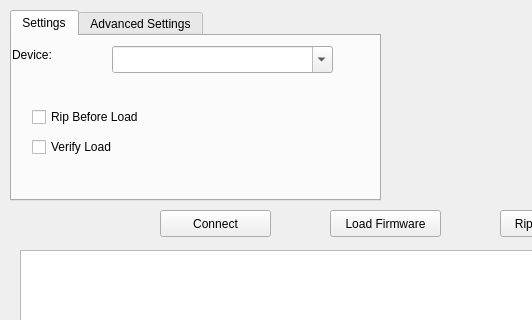
Above: freeems_loader.ui from seank/freeems-loader before the change; both pictures show x 0 to 532 and y 0 to 320 of the 800 by 547 pixel window. Below: the same form after it.
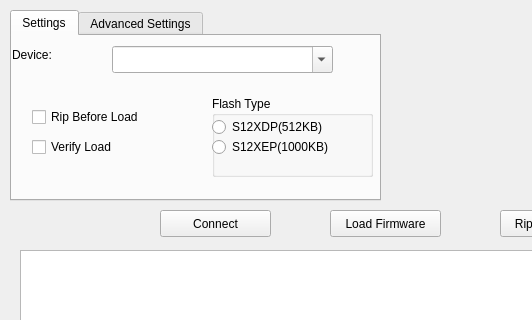
That is the form after the change. Icons and pictures are not drawn.

Commit message: added method to control the GUI's state

```diff
--- a/freeems_loader.ui
+++ b/freeems_loader.ui
@@ -198,6 +198,45 @@
       <string>Verify Load</string>
      </property>
     </widget>
+    <widget class="QGroupBox" name="groupBox">
+     <property name="geometry">
+      <rect>
+       <x>200</x>
+       <y>60</y>
+       <width>161</width>
+       <height>81</height>
+      </rect>
+     </property>
+     <property name="title">
+      <string>Flash Type</string>
+     </property>
+     <widget class="QRadioButton" name="radXEP">
+      <property name="geometry">
+       <rect>
+        <x>0</x>
+        <y>40</y>
+        <width>141</width>
+        <height>22</height>
+       </rect>
+      </property>
+      <property name="text">
+       <string>S12XEP(1000KB)</string>
+      </property>
+     </widget>
+     <widget class="QRadioButton" name="radXDP">
+      <property name="geometry">
+       <rect>
+        <x>0</x>
+        <y>20</y>
+        <width>141</width>
+        <height>22</height>
+       </rect>
+      </property>
+      <property name="text">
+       <string>S12XDP(512KB)</string>
+      </property>
+     </widget>
+    </widget>
    </widget>
    <widget class="QWidget" name="tab_2">
     <attribute name="title">
```
The commit also changes 2 other files.
